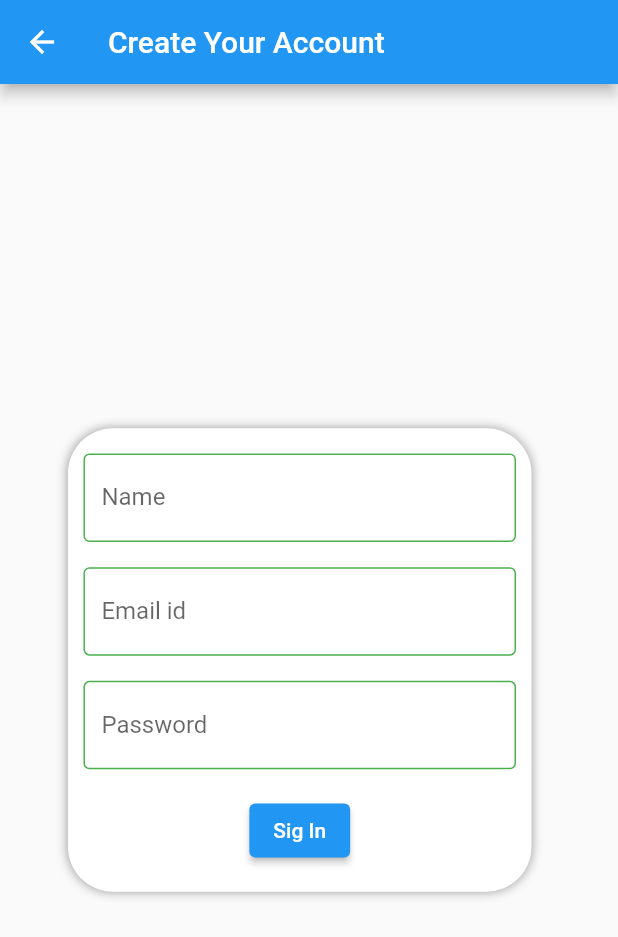
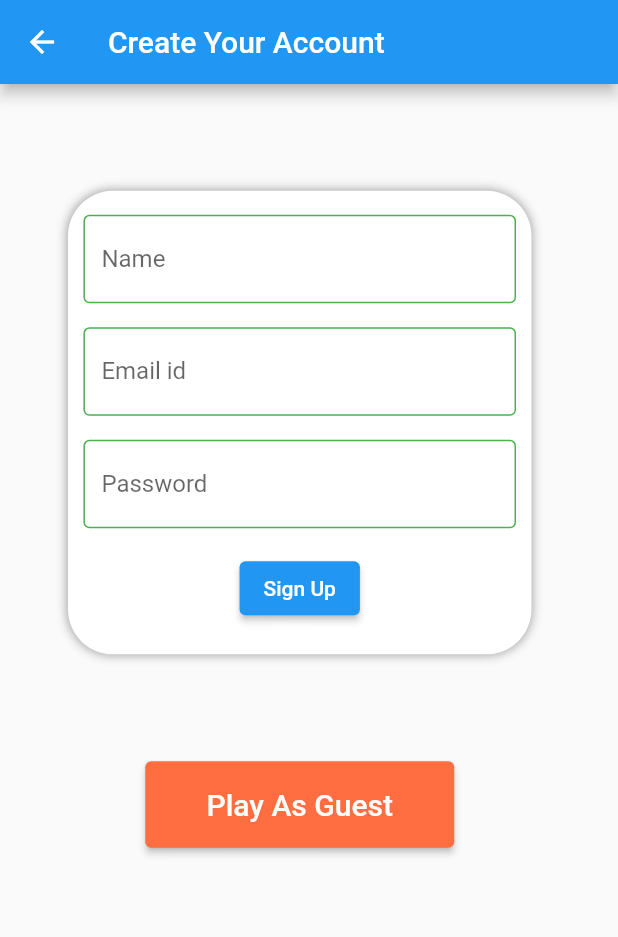
Before and after one commit to Suramack/FlutterColorMatchGame, a Flutter app: the screen it shows after launch, after a tap on "Sign in", on a phone screen of 412 x 824 dp. Shown: the top 937 px of the screen. Run offline on Flutter 3.47's test engine with Material 2 defaults, Android fonts, the phone set to English and light mode, and no system bars; our stand-ins replace firebase_auth; accounts and stored records are empty; network calls fail.

Commit message:
SignUp Page and Its Backend Updated

```diff
--- a/lib/main.dart
+++ b/lib/main.dart
@@ -1,7 +1,6 @@
 import 'package:flutter/material.dart';
 import 'package:flutter_application_2/screens/Home.dart';
-// import 'package:flutter_application_2/screens/Play.dart';
-// import 'package:flutter_application_2/screens/PlaywithMack.dart';
+// import 'package:flutter_application_2/screens/PlayScreen.dart';
 
 void main() {
   runApp(MyApp());
--- /dev/null
+++ b/lib/models/user.dart
@@ -0,0 +1,5 @@
+class User {
+  final String uid;
+
+  User({this.uid});
+}
--- a/lib/screens/Home.dart
+++ b/lib/screens/Home.dart
@@ -1,7 +1,7 @@
 import 'package:flutter/material.dart';
 // import 'package:flutter_application_2/screens/Play.dart';
-import 'package:flutter_application_2/screens/PlaywithMack.dart';
-import 'package:flutter_application_2/screens/SignIn.dart';
+import 'package:flutter_application_2/screens/PlayScreen.dart';
+import 'package:flutter_application_2/screens/SignUp.dart';
 
 class HomeScreen extends StatefulWidget {
   @override
@@ -12,6 +12,7 @@ class _HomeScreenState extends State<HomeScreen> {
   @override
   Widget build(BuildContext context) {
     return Scaffold(
+        resizeToAvoidBottomInset: false,
         appBar: AppBar(
           backgroundColor: Colors.purple[400],
           title: Text(
--- a/lib/screens/SignIn.dart
+++ /dev/null
@@ -1,84 +0,0 @@
-import 'package:flutter/material.dart';
-import 'package:flutter/rendering.dart';
-
-class SignIn extends StatefulWidget {
-  @override
-  _SignInState createState() => _SignInState();
-}
-
-class _SignInState extends State<SignIn> {
-  double _width;
-  @override
-  Widget build(BuildContext context) {
-    _width = MediaQuery.of(context).size.width;
-
-    return Scaffold(
-      appBar: AppBar(
-        title: Text("Create Your Account"),
-      ),
-      body: Column(
-        children: [
-          Spacer(),
-          Container(
-            //Outer Box
-            margin: EdgeInsets.all(_width * .11),
-            width: _width * .75,
-            height: _width * .75,
-            decoration: BoxDecoration(
-                boxShadow: [BoxShadow(blurRadius: 5, color: Colors.grey)],
-                borderRadius: BorderRadius.all(Radius.circular(30)),
-                color: Colors.white),
-            child: Column(children: [
-              Spacer(),
-              Container(
-                //First Text Field Name
-                width: _width * .7,
-                child: TextField(
-                  decoration: InputDecoration(
-                    border: InputBorder.none,
-                    enabledBorder: OutlineInputBorder(
-                        borderSide: BorderSide(color: Colors.green)),
-                    labelText: "Name",
-                  ),
-                ),
-              ),
-              Spacer(),
-              Container(
-                width: _width * .7,
-                child: TextField(
-                  decoration: InputDecoration(
-                      border: InputBorder.none,
-                      labelText: "Email id",
-                      enabledBorder: OutlineInputBorder(
-                          borderSide: BorderSide(color: Colors.green))),
-                ),
-              ),
-              Spacer(),
-              Container(
-                width: _width * .7,
-                child: TextField(
-                  decoration: InputDecoration(
-                      border: InputBorder.none,
-                      labelText: "Password",
-                      enabledBorder: OutlineInputBorder(
-                          borderSide: BorderSide(
-                        color: Colors.green,
-                      ))),
-                ),
-              ),
-              Spacer(),
-              Container(
-                child: ElevatedButton(
-                  onPressed: () {},
-                  child: Text("Sig In"),
-                ),
-              ),
-              Spacer(),
-            ]),
-          ),
-          Spacer(),
-        ],
-      ),
-    );
-  }
-}
--- /dev/null
+++ b/lib/screens/SignUp.dart
@@ -0,0 +1,157 @@
+import 'package:flutter/material.dart';
+import 'package:flutter/rendering.dart';
+import 'package:flutter_application_2/screens/PlayScreen.dart';
+import 'package:flutter_application_2/services/auth.dart';
+
+class SignIn extends StatefulWidget {
+  @override
+  _SignInState createState() => _SignInState();
+}
+
+class _SignInState extends State<SignIn> {
+  double _width;
+  double _height;
+  String name = '', email = '', password = '', error = '';
+  final AuthService _auth = AuthService();
+  final _formKey = GlobalKey<FormState>();
+  @override
+  Widget build(BuildContext context) {
+    _width = MediaQuery.of(context).size.width;
+    _height = MediaQuery.of(context).size.height;
+
+    return Scaffold(
+      resizeToAvoidBottomInset: false,
+      appBar: AppBar(
+        title: Text("Create Your Account"),
+      ),
+      body: Column(
+        children: [
+          Spacer(),
+          Container(
+            //Outer Box
+            margin: EdgeInsets.all(_width * .11),
+            width: _width * .75,
+            height: _width * .75,
+            decoration: BoxDecoration(
+                boxShadow: [BoxShadow(blurRadius: 5, color: Colors.grey)],
+                borderRadius: BorderRadius.all(Radius.circular(30)),
+                color: Colors.white),
+            child: Form(
+              key: _formKey,
+              child: Column(children: [
+                Spacer(),
+                Container(
+                  //First Text Field Name
+                  width: _width * .7,
+                  child: TextFormField(
+                    validator: (value) =>
+                        value.isEmpty ? "Enter a NickName " : null,
+                    onChanged: (value) {
+                      setState(() => name = value);
+                    },
+                    decoration: InputDecoration(
+                      border: InputBorder.none,
+                      enabledBorder: OutlineInputBorder(
+                          borderSide: BorderSide(color: Colors.green)),
+                      labelText: "Name",
+                    ),
+                  ),
+                ),
+                Spacer(),
+                Container(
+                  width: _width * .7,
+                  child: TextFormField(
+                    validator: (value) =>
+                        value.isEmpty ? "Enter Your email" : null,
+                    onChanged: (value) {
+                      setState(() => email = value);
+                    },
+                    decoration: InputDecoration(
+                        border: InputBorder.none,
+                        labelText: "Email id",
+                        enabledBorder: OutlineInputBorder(
+                            borderSide: BorderSide(color: Colors.green))),
+                  ),
+                ),
+                Spacer(),
+                Container(
+                  width: _width * .7,
+                  child: TextFormField(
+                    validator: (value) => value.length < 6
+                        ? "Password should be greater than 6 character"
+                        : null,
+                    onChanged: (value) {
+                      setState(() => password = value);
+                    },
+                    obscureText: true,
+                    decoration: InputDecoration(
+                        border: InputBorder.none,
+                        labelText: "Password",
+                        enabledBorder: OutlineInputBorder(
+                            borderSide: BorderSide(
+                          color: Colors.green,
+                        ))),
+                  ),
+                ),
+                Spacer(),
+                Container(
+                  //Sign up Elevated Button
+                  child: ElevatedButton(
+                    child: Text("Sign Up"),
+                    onPressed: () async {
+                      if (_formKey.currentState.validate()) {
+                        dynamic result = await _auth
+                            .registerWithEmailAndPassword(email, password);
+                        if (result == null) {
+                          setState(() => error = "Enter a Valid Email");
+                        } else {
+                          Navigator.push(
+                              context,
+                              MaterialPageRoute(
+                                  builder: (context) => PlayScreen()));
+                        }
+                      }
+                    },
+                  ),
+                ),
+                SizedBox(
+                    height: 20.0,
+                    child: Text(
+                      error,
+                      style: TextStyle(color: Colors.red, fontSize: 15),
+                    )),
+              ]),
+            ),
+          ),
+          Spacer(),
+          Container(
+            //Play as guest elevated button
+            width: _width * .5,
+            height: _height * .07,
+            child: ElevatedButton(
+              style: ElevatedButton.styleFrom(
+                primary: Colors.deepOrangeAccent,
+              ),
+              onPressed: () async {
+                dynamic result = await _auth.signInAnon();
+                if (result == null) {
+                  print('error occured');
+                } else {
+                  Navigator.push(context,
+                      MaterialPageRoute(builder: (context) => PlayScreen()));
+                }
+              },
+              child: Text(
+                "Play As Guest",
+                style: TextStyle(fontSize: 20),
+              ),
+            ),
+          ),
+          Spacer(
+            flex: 10,
+          ),
+        ],
+      ),
+    );
+  }
+}
--- a/pubspec.yaml
+++ b/pubspec.yaml
@@ -28,6 +28,9 @@ dependencies:
   # The following adds the Cupertino Icons font to your application.
   # Use with the CupertinoIcons class for iOS style icons.
   cupertino_icons: ^1.0.2
+  firebase_auth: ^0.14.0+5
+  cloud_firestore: ^0.12.9+4
+  provider: ^3.1.0
 
 dev_dependencies:
   flutter_test:
```
Also changed, not shown: lib/screens/Play.dart (+139 -139 lines), lib/screens/PlayScreen.dart (renamed from lib/screens/PlaywithMack.dart, +50 -11 lines), lib/services/auth.dart (added, +42 -0 lines), pubspec.lock, 3 other files.
